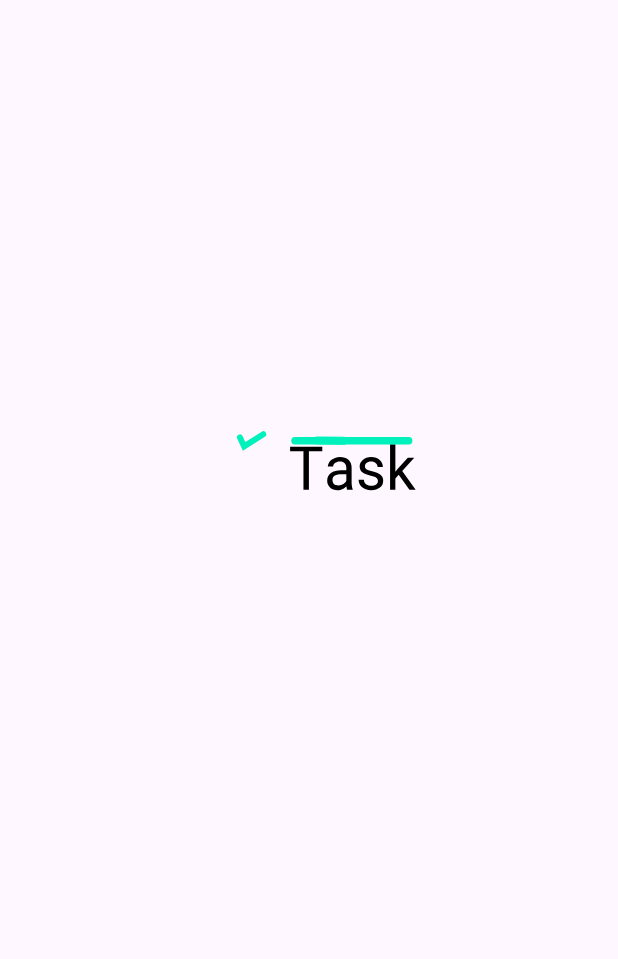
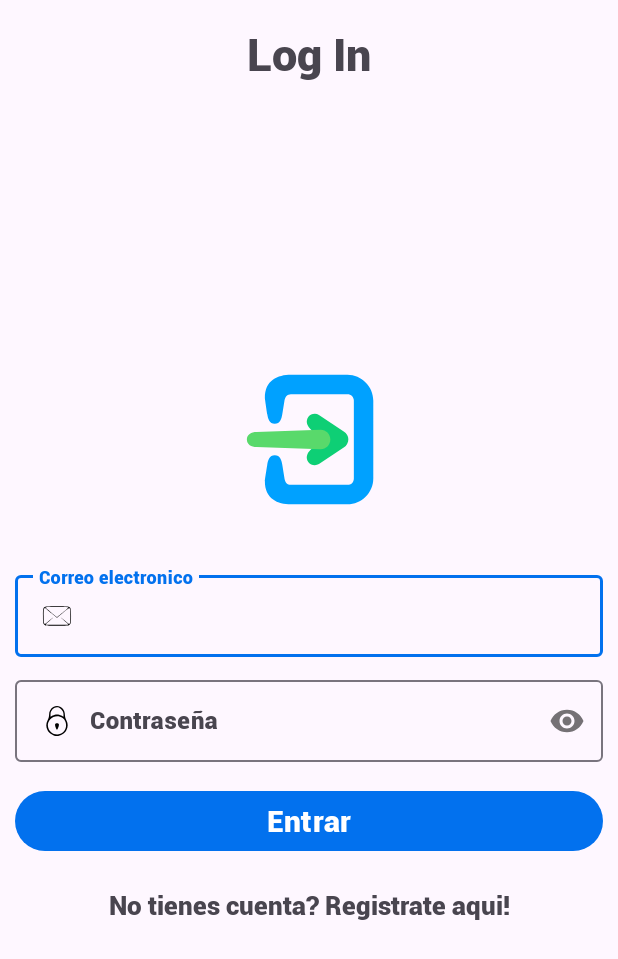
Before and after one commit to Dani063/TaskMaster, an Android app: the screen it shows after launch (Login), after a tap on "Login", on a phone screen of 412 x 824 dp. Shown: the top 959 px of the screen. Run offline under Robolectric (Android 15) with nearby library versions, the phone set to English and light mode, and no system bars; our stand-ins replace Firebase (no records; nobody signed in at launch, a user with empty details on screens opened directly).

Commit message:
Log in de usuarios

```diff
--- a/app/src/main/java/com/example/taskmaster/Login.java
+++ b/app/src/main/java/com/example/taskmaster/Login.java
@@ -1,14 +1,37 @@
 package com.example.taskmaster;
 
+import android.app.ProgressDialog;
+import android.content.Intent;
 import android.os.Bundle;
+import android.util.Patterns;
+import android.view.View;
+import android.widget.Button;
+import android.widget.EditText;
+import android.widget.TextView;
+import android.widget.Toast;
 
 import androidx.activity.EdgeToEdge;
+import androidx.annotation.NonNull;
 import androidx.appcompat.app.AppCompatActivity;
 import androidx.core.graphics.Insets;
 import androidx.core.view.ViewCompat;
 import androidx.core.view.WindowInsetsCompat;
 
+import com.google.android.gms.tasks.OnCompleteListener;
+import com.google.android.gms.tasks.OnFailureListener;
+import com.google.android.gms.tasks.Task;
+import com.google.firebase.auth.AuthResult;
+import com.google.firebase.auth.FirebaseAuth;
+import com.google.firebase.auth.FirebaseUser;
+
 public class Login extends AppCompatActivity {
+
+    EditText CorreoLogin, ContrasenaLogin;
+    Button LogearUsuario;
+    TextView NuevoUsuario;
+    FirebaseAuth firebaseAuth;
+    ProgressDialog progressDialog;
+    String correo="", contrasena="";
 
     @Override
     protected void onCreate(Bundle savedInstanceState) {
@@ -20,5 +43,78 @@ public class Login extends AppCompatActivity {
             v.setPadding(systemBars.left, systemBars.top, systemBars.right, systemBars.bottom);
             return insets;
         });
+
+        CorreoLogin = findViewById(R.id.CorreoLogin);
+        ContrasenaLogin = findViewById(R.id.ContrasenaLogin);
+        LogearUsuario = findViewById(R.id.LogearUsuario);
+        NuevoUsuario = findViewById(R.id.NuevoUsuario);
+
+        firebaseAuth = FirebaseAuth.getInstance();
+
+        progressDialog = new ProgressDialog(Login.this);
+        progressDialog.setTitle("Espere por favor");
+        progressDialog.setCanceledOnTouchOutside(false);
+
+        LogearUsuario.setOnClickListener(new View.OnClickListener() {
+            @Override
+            public void onClick(View v) {
+                ValidarDatos();
+            }
+        });
+        NuevoUsuario.setOnClickListener(new View.OnClickListener() {
+            @Override
+            public void onClick(View v) {
+                startActivity(new Intent(Login.this,Registro.class));
+            }
+        });
+    }
+
+    private void ValidarDatos() {
+
+        correo = CorreoLogin.getText().toString();
+        contrasena = ContrasenaLogin.getText().toString();
+
+        if (!Patterns.EMAIL_ADDRESS.matcher(correo).matches()){
+            Toast.makeText(this, "Correo invalido", Toast.LENGTH_SHORT).show();
+        } else if (contrasena.isEmpty()) {
+            Toast.makeText(this, "Ingrese contraseña", Toast.LENGTH_SHORT).show();
+        }
+        else {
+            LoginDeUsuario();
+        }
+
+    }
+
+    private void LoginDeUsuario() {
+        progressDialog.setMessage("Iniciando sesion...");
+        progressDialog.show();
+        firebaseAuth.signInWithEmailAndPassword(correo,contrasena)
+                .addOnCompleteListener(this, new OnCompleteListener<AuthResult>() {
+                    @Override
+                    public void onComplete(@NonNull Task<AuthResult> task) {
+                        if(task.isSuccessful()){
+                            progressDialog.dismiss();
+                            FirebaseUser user = firebaseAuth.getCurrentUser();
+                            startActivity(new Intent(Login.this, Menu_Principal.class));
+                            Toast.makeText(Login.this, "Bienvenido " + user.getEmail(), Toast.LENGTH_SHORT).show();
+                            finish();
+                        }
+                        else{
+                            progressDialog.dismiss();
+                            Toast.makeText(Login.this, "Verifique si el correo y la contraseña son correctos", Toast.LENGTH_SHORT).show();
+                        }
+                    }
+                }).addOnFailureListener(new OnFailureListener() {
+                    @Override
+                    public void onFailure(@NonNull Exception e) {
+                        Toast.makeText(Login.this, ""+e.getMessage(), Toast.LENGTH_SHORT).show();
+                    }
+                });
+    }
+
+    @Override
+    public boolean onSupportNavigateUp() {
+        onBackPressed();
+        return super.onSupportNavigateUp();
     }
 }
--- a/app/src/main/java/com/example/taskmaster/Pantalla_De_Carga.java
+++ b/app/src/main/java/com/example/taskmaster/Pantalla_De_Carga.java
@@ -10,7 +10,12 @@ import androidx.core.graphics.Insets;
 import androidx.core.view.ViewCompat;
 import androidx.core.view.WindowInsetsCompat;
 
+import com.google.firebase.auth.FirebaseAuth;
+import com.google.firebase.auth.FirebaseUser;
+
 public class Pantalla_De_Carga extends AppCompatActivity {
+
+    FirebaseAuth firebaseAuth;
 
     @Override
     protected void onCreate(Bundle savedInstanceState) {
@@ -23,14 +28,29 @@ public class Pantalla_De_Carga extends AppCompatActivity {
             return insets;
         });
 
+        firebaseAuth = FirebaseAuth.getInstance();
+
         int Tiempo = 5000;
 
         new Handler().postDelayed(new Runnable() {
             @Override
             public void run() {
-                startActivity(new Intent(Pantalla_De_Carga.this, MainActivity.class));
+                VerificarUsuario();
                 finish();
             }
         },Tiempo);
     }
+
+    private void VerificarUsuario(){
+        FirebaseUser firebaseUser = FirebaseAuth.getInstance().getCurrentUser();
+
+        if(firebaseUser == null){
+            startActivity(new Intent(Pantalla_De_Carga.this, MainActivity.class));
+        }
+
+        else{
+            startActivity(new Intent(Pantalla_De_Carga.this,Menu_Principal.class));
+        }
+    }
+
 }
--- a/app/src/main/res/layout/activity_login.xml
+++ b/app/src/main/res/layout/activity_login.xml
@@ -7,21 +7,90 @@
     android:layout_width="match_parent"
     android:layout_height="match_parent"
     tools:context=".Login">
-
+    <TextView
+        android:layout_width="match_parent"
+        android:layout_height="wrap_content"
+        android:text="@string/LoginTXT"
+        android:textSize="30sp"
+        android:gravity="center"
+        android:fontFamily="@font/robotoblack"
+        android:layout_marginTop="15dp"
+        />
     <androidx.appcompat.widget.LinearLayoutCompat
         android:layout_width="match_parent"
         android:layout_height="match_parent"
         android:orientation="vertical"
         android:gravity="center"
-        android:padding="10dp"/>
-
-    <com.airbnb.lottie.LottieAnimationView
-        android:layout_width="600dp"
-        android:layout_height="600dp"
-        app:lottie_imageAssetsFolder="assets"
-        app:lottie_fileName="Carga.json"
-        app:lottie_loop="true"
-        app:lottie_autoPlay="true"/>
+        android:padding="10dp">
 
 
+
+        <com.airbnb.lottie.LottieAnimationView
+            android:layout_width="150dp"
+            android:layout_height="150dp"
+            app:lottie_imageAssetsFolder="assets"
+            app:lottie_fileName="Login.json"
+            app:lottie_loop="true"
+            app:lottie_autoPlay="true"
+            android:layout_marginTop="10dp"/>
+
+        <com.google.android.material.textfield.TextInputLayout
+            android:layout_width="match_parent"
+            android:layout_height="wrap_content"
+            android:layout_marginTop="10dp">
+
+            <EditText
+                android:layout_width="match_parent"
+                android:layout_height="wrap_content"
+                android:id="@+id/CorreoLogin"
+                android:hint="@string/CorreoLogin"
+                android:inputType="textEmailAddress"
+                android:drawableStart="@drawable/mail"
+                android:drawablePadding="10dp"
+                android:padding="15dp"
+                android:fontFamily="@font/robotoblack"/>
+
+        </com.google.android.material.textfield.TextInputLayout>
+
+        <com.google.android.material.textfield.TextInputLayout
+            android:layout_width="match_parent"
+            android:layout_height="wrap_content"
+            android:layout_marginTop="10dp"
+            app:passwordToggleEnabled="true">
+
+            <EditText
+                android:layout_width="match_parent"
+                android:layout_height="wrap_content"
+                android:id="@+id/ContrasenaLogin"
+                android:hint="@string/ContrasenaLogin"
+                android:inputType="textPassword"
+                android:drawableStart="@drawable/contrasena"
+                android:drawablePadding="10dp"
+                android:padding="15dp"
+                android:fontFamily="@font/robotoblack"/>
+
+        </com.google.android.material.textfield.TextInputLayout>
+
+        <Button
+            android:layout_width="match_parent"
+            android:layout_height="wrap_content"
+            android:layout_marginTop="15dp"
+            android:text="@string/LogearUsuario"
+            android:fontFamily="@font/robotoblack"
+            android:id="@+id/LogearUsuario"
+            android:layout_gravity="center"
+            android:textSize="20sp"/>
+
+        <TextView
+            android:layout_width="match_parent"
+            android:layout_height="wrap_content"
+            android:text="@string/NuevoUsuario"
+            android:id="@+id/NuevoUsuario"
+            android:gravity="center"
+            android:textSize="17sp"
+            android:layout_marginTop="20dp"
+            android:fontFamily="@font/robotoblack"/>
+
+    </androidx.appcompat.widget.LinearLayoutCompat>
+
 </RelativeLayout>
--- a/app/src/main/res/values/strings.xml
+++ b/app/src/main/res/values/strings.xml
@@ -1,8 +1,10 @@
 <resources>
     <string name="app_name">TaskMaster</string>
+
     <!--Main Activity-->
     <string name="Btn_Login">Login</string>
     <string name="Btn_Registro">Registro</string>
+
     <!-- Actividad Registro -->
     <string name="CrearCuentaTXT">Crear una cuenta</string>
     <string name="NombreEt">Nombre</string>
@@ -11,4 +13,18 @@
     <string name="ConfirmarContrasenaEt">Confirmar contraseña</string>
     <string name="RegistrarUsuario">Registrar</string>
     <string name="Tengounacuenta">Tengo una cuenta</string>
+
+    <!-- Menu Principal -->
+    <string name="CerrarSesion">Salir</string>
+    <string name="BienvenidoPrincipal">Bienvenido</string>
+    <string name="NombresPrincipal"> -- </string>
+    <string name="CorreoPrincipal"> -- </string>
+
+    <!-- LogIn -->
+    <string name="CorreoLogin">Correo electronico</string>
+    <string name="ContrasenaLogin">Contraseña</string>
+    <string name="LogearUsuario">Entrar</string>
+    <string name="NuevoUsuario">No tienes cuenta? Registrate aqui!</string>
+    <string name="LoginTXT">Log In</string>
+
 </resources>
```
Also changed, not shown: app/src/main/assets/Login.json (added, +1 -0 lines), app/src/main/java/com/example/taskmaster/Menu_Principal.java (+28 -0 lines), app/src/main/res/layout/activity_menu_principal.xml (+18 -2 lines).
